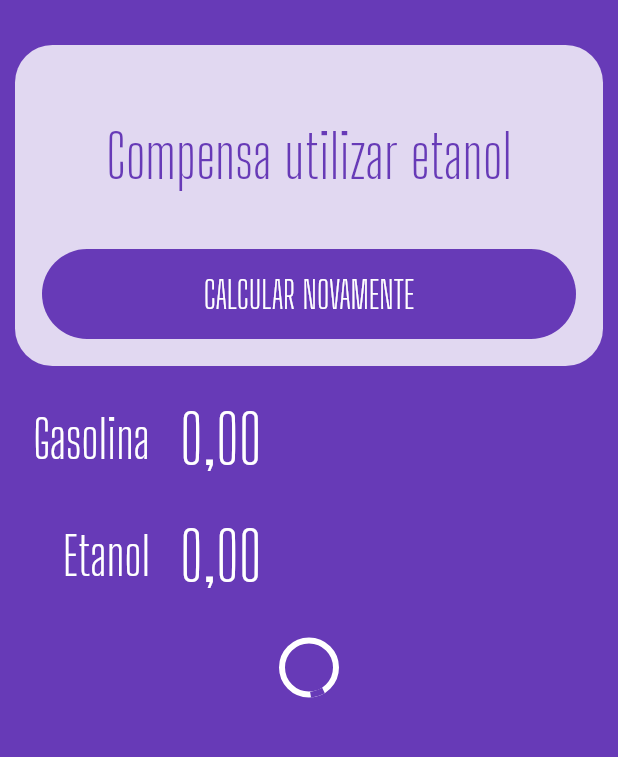
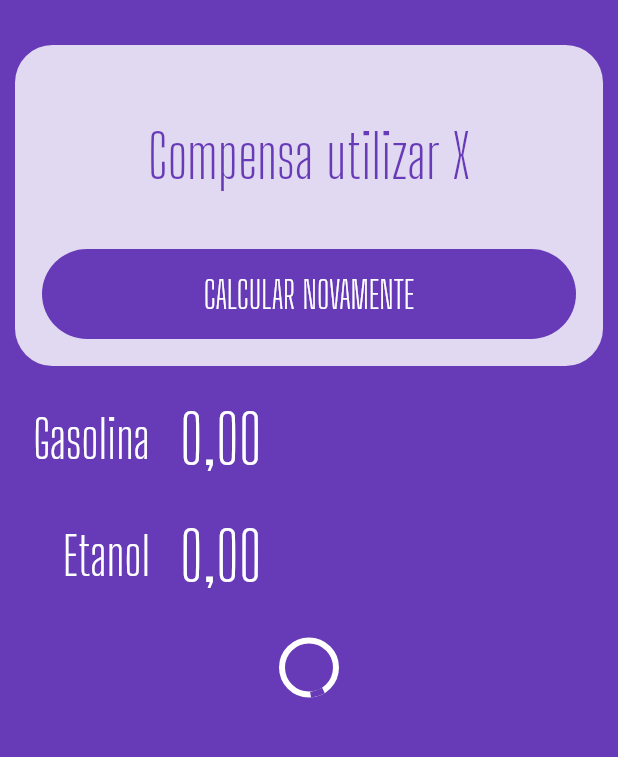
Before and after one commit to claylton/ethanol_or_gasoline, a Flutter app: the screen it shows after launch, on a phone screen of 412 x 824 dp, the part 270-1027 px from its top. Run offline on Flutter 3.47's test engine with Material 2 defaults, Android fonts, the phone set to English and light mode, and no system bars; our stand-ins replace mask_text_input_formatter.

Commit message:
Feat: add Success Card Widget

```diff
--- a/lib/main.dart
+++ b/lib/main.dart
@@ -1,6 +1,7 @@
 import 'package:ethanol_or_gasoline/widgets/input_widget.dart';
 import 'package:ethanol_or_gasoline/widgets/loading_button_widget.dart';
 import 'package:ethanol_or_gasoline/widgets/logo_widget.dart';
+import 'package:ethanol_or_gasoline/widgets/success_card_widget.dart';
 import 'package:flutter/material.dart';
 
 void main() {
@@ -33,33 +34,9 @@ class HomePage extends StatelessWidget {
       body: ListView(
         children: <Widget>[
           const LogoWidget(),
-          Container(
-            margin: const EdgeInsets.all(10),
-            decoration: BoxDecoration(
-              color: Colors.white.withOpacity(0.8),
-              borderRadius: BorderRadius.circular(25),
-            ),
-            child: Column(
-              children: <Widget>[
-                const SizedBox(height: 50),
-                Text(
-                  "Compensa utilizar etanol",
-                  style: TextStyle(
-                    color: Theme.of(context).primaryColor,
-                    fontSize: 40,
-                    fontFamily: "Big Shoulders Display",
-                  ),
-                  textAlign: TextAlign.center,
-                ),
-                const SizedBox(height: 20),
-                LoadingButtonWidget(
-                  isLoading: false,
-                  invertColors: true,
-                  onPressed: () {},
-                  label: "CALCULAR NOVAMENTE",
-                )
-              ],
-            ),
+          SuccessCardWidget(
+            label: "Compensa utilizar X",
+            onPressed: (){},
           ),
           InputWidget(label: "Gasolina"),
           InputWidget(label: "Etanol"),
--- /dev/null
+++ b/lib/widgets/success_card_widget.dart
@@ -0,0 +1,47 @@
+// ignore_for_file: public_member_api_docs, sort_constructors_first
+import 'package:flutter/material.dart';
+
+import 'package:ethanol_or_gasoline/widgets/loading_button_widget.dart';
+
+class SuccessCardWidget extends StatelessWidget {
+  final String label;
+  final void Function()? onPressed;
+
+  const SuccessCardWidget({
+    Key? key,
+    required this.label,
+    this.onPressed,
+  }) : super(key: key);
+
+  @override
+  Widget build(BuildContext context) {
+    return Container(
+      margin: const EdgeInsets.all(10),
+      decoration: BoxDecoration(
+        color: Colors.white.withOpacity(0.8),
+        borderRadius: BorderRadius.circular(25),
+      ),
+      child: Column(
+        children: <Widget>[
+          const SizedBox(height: 50),
+          Text(
+            label,
+            style: TextStyle(
+              color: Theme.of(context).primaryColor,
+              fontSize: 40,
+              fontFamily: "Big Shoulders Display",
+            ),
+            textAlign: TextAlign.center,
+          ),
+          const SizedBox(height: 20),
+          LoadingButtonWidget(
+            isLoading: false,
+            invertColors: true,
+            onPressed: onPressed,
+            label: "CALCULAR NOVAMENTE",
+          )
+        ],
+      ),
+    );
+  }
+}
```
